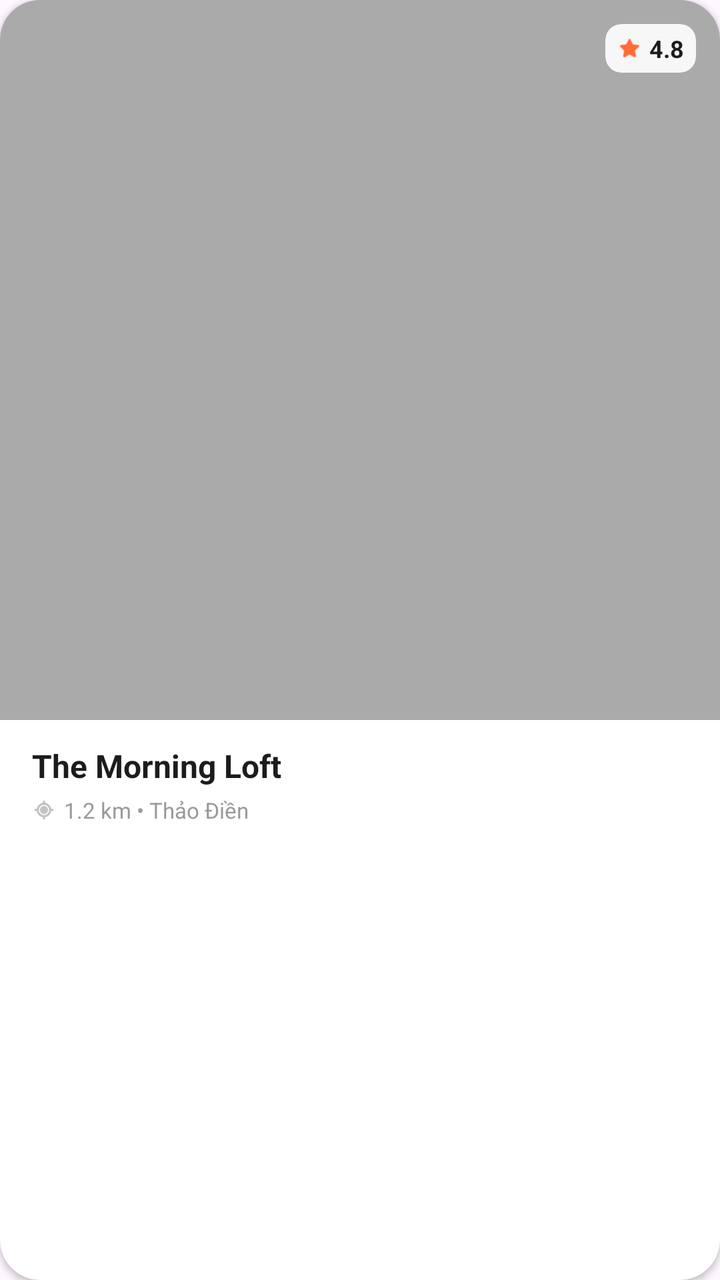
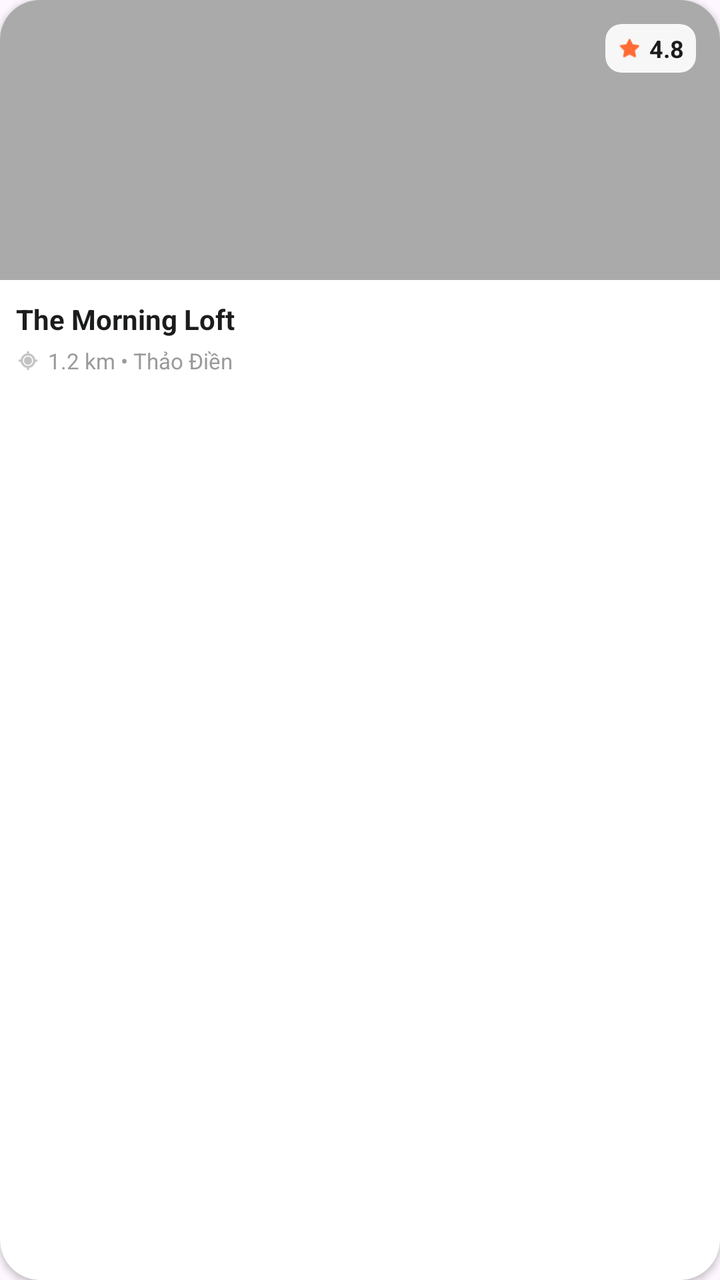

Screens rendered from an Android XML layout before and after an edit, with the pre-edit source and the edit as a unified diff.
<!-- AndroidManifest.xml: application theme Theme.AnGi_DiDau -->
<!-- res/layout/item_search_place_card.xml -->
<?xml version="1.0" encoding="utf-8"?>
<androidx.cardview.widget.CardView
    xmlns:android="http://schemas.android.com/apk/res/android"
    xmlns:app="http://schemas.android.com/apk/res-auto"
    android:layout_width="match_parent"
    android:layout_height="wrap_content"
    android:layout_margin="8dp"
    app:cardCornerRadius="20dp"
    app:cardElevation="2dp"
    app:cardBackgroundColor="#FFFFFF"
    app:cardUseCompatPadding="false">

    <androidx.constraintlayout.widget.ConstraintLayout
        android:layout_width="match_parent"
        android:layout_height="wrap_content">

        
        <ImageView
            android:id="@+id/ivPlaceImage"
            android:layout_width="0dp"
            android:layout_height="wrap_content"
            android:minHeight="150dp"
            android:adjustViewBounds="true"
            android:scaleType="centerCrop"
            android:src="@android:color/darker_gray"
            app:layout_constraintTop_toTopOf="parent"
            app:layout_constraintStart_toStartOf="parent"
            app:layout_constraintEnd_toEndOf="parent" />

        
        <androidx.cardview.widget.CardView
            android:layout_width="wrap_content"
            android:layout_height="wrap_content"
            app:cardCornerRadius="8dp"
            app:cardBackgroundColor="#E6FFFFFF" 
            app:cardElevation="0dp"
            android:layout_marginTop="12dp"
            android:layout_marginEnd="12dp"
            app:layout_constraintTop_toTopOf="@id/ivPlaceImage"
            app:layout_constraintEnd_toEndOf="@id/ivPlaceImage">

            <LinearLayout
                android:layout_width="wrap_content"
                android:layout_height="wrap_content"
                android:orientation="horizontal"
                android:gravity="center_vertical"
                android:paddingHorizontal="6dp"
                android:paddingVertical="4dp">

                <ImageView
                    android:layout_width="12dp"
                    android:layout_height="12dp"
                    android:src="@android:drawable/btn_star_big_on"
                    app:tint="#FF6B35"/>
                
                <TextView
                    android:id="@+id/tvRating"
                    android:layout_width="wrap_content"
                    android:layout_height="wrap_content"
                    android:text="4.8"
                    android:textSize="12sp"
                    android:textStyle="bold"
                    android:textColor="#1B1C1C"
                    android:layout_marginStart="4dp"/>
            </LinearLayout>
        </androidx.cardview.widget.CardView>

        
        <LinearLayout
            android:layout_width="0dp"
            android:layout_height="wrap_content"
            android:orientation="vertical"
            android:paddingHorizontal="16dp"
            android:paddingVertical="12dp"
            app:layout_constraintTop_toBottomOf="@id/ivPlaceImage"
            app:layout_constraintStart_toStartOf="parent"
            app:layout_constraintEnd_toEndOf="parent"
            app:layout_constraintBottom_toBottomOf="parent">

            <TextView
                android:id="@+id/tvPlaceName"
                android:layout_width="match_parent"
                android:layout_height="wrap_content"
                android:text="The Morning Loft"
                android:textSize="16sp"
                android:textStyle="bold"
                android:textColor="#1B1C1C"
                android:maxLines="1"
                android:ellipsize="end" />

            <LinearLayout
                android:layout_width="match_parent"
                android:layout_height="wrap_content"
                android:orientation="horizontal"
                android:gravity="center_vertical"
                android:layout_marginTop="4dp">

                <ImageView
                    android:layout_width="12dp"
                    android:layout_height="12dp"
                    android:src="@android:drawable/ic_menu_mylocation"
                    app:tint="#9B9999" />

                <TextView
                    android:id="@+id/tvPlaceLocation"
                    android:layout_width="wrap_content"
                    android:layout_height="wrap_content"
                    android:text="1.2 km • Thảo Điền"
                    android:textSize="11sp"
                    android:textColor="#9B9999"
                    android:layout_marginStart="4dp"/>
            </LinearLayout>

        </LinearLayout>
    </androidx.constraintlayout.widget.ConstraintLayout>

</androidx.cardview.widget.CardView>
<!-- resources referenced by this layout -->
<resources>
  <style name="Theme.AnGi_DiDau" parent="Base.Theme.AnGi_DiDau" />
  <style name="Base.Theme.AnGi_DiDau" parent="Theme.Material3.DayNight.NoActionBar">
          
          
      </style>
</resources>

<!-- the commit's change to res/layout/item_search_place_card.xml (unified diff, before → after) -->
@@ -18,8 +18,7 @@
         <ImageView
             android:id="@+id/ivPlaceImage"
             android:layout_width="0dp"
-            android:layout_height="wrap_content"
-            android:minHeight="150dp"
+            android:layout_height="140dp"
             android:adjustViewBounds="true"
             android:scaleType="centerCrop"
             android:src="@android:color/darker_gray"
@@ -70,8 +69,8 @@
             android:layout_width="0dp"
             android:layout_height="wrap_content"
             android:orientation="vertical"
-            android:paddingHorizontal="16dp"
-            android:paddingVertical="12dp"
+            android:paddingHorizontal="8dp"
+            android:paddingVertical="10dp"
             app:layout_constraintTop_toBottomOf="@id/ivPlaceImage"
             app:layout_constraintStart_toStartOf="parent"
             app:layout_constraintEnd_toEndOf="parent"
@@ -82,7 +81,7 @@
                 android:layout_width="match_parent"
                 android:layout_height="wrap_content"
                 android:text="The Morning Loft"
-                android:textSize="16sp"
+                android:textSize="14sp"
                 android:textStyle="bold"
                 android:textColor="#1B1C1C"
                 android:maxLines="1"
